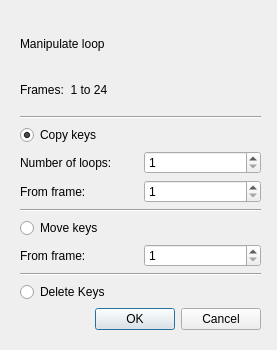
pencil2d/pencil, file core_lib/src/structure/copymultiplekeyframesdialog.ui: the form before one commit.
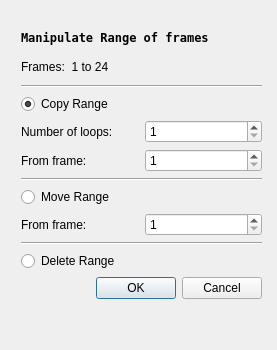
The form after the commit.

What changed in the file:
```diff
--- a/core_lib/src/structure/copymultiplekeyframesdialog.ui
+++ b/core_lib/src/structure/copymultiplekeyframesdialog.ui
@@ -16,19 +16,24 @@
   <widget class="QWidget" name="">
    <property name="geometry">
     <rect>
-     <x>20</x>
-     <y>23</y>
+     <x>21</x>
+     <y>25</y>
      <width>241</width>
-     <height>307</height>
+     <height>274</height>
     </rect>
    </property>
-   <layout class="QVBoxLayout" name="verticalLayout_2">
-    <item>
      <layout class="QVBoxLayout" name="verticalLayout">
       <item>
        <widget class="QLabel" name="labHeader">
+      <property name="font">
+       <font>
+        <family>DejaVu Sans Mono</family>
+        <weight>75</weight>
+        <bold>true</bold>
+       </font>
+      </property>
         <property name="text">
-         <string>Manipulate loop</string>
+       <string>Manipulate Range of frames</string>
         </property>
        </widget>
       </item>
@@ -39,8 +44,6 @@
         </property>
        </widget>
       </item>
-     </layout>
-    </item>
     <item>
      <widget class="Line" name="line">
       <property name="orientation">
@@ -49,39 +52,41 @@
      </widget>
     </item>
     <item>
-     <layout class="QGridLayout" name="gridLayout">
-      <item row="0" column="0">
-       <widget class="QRadioButton" name="radioButton">
+     <layout class="QVBoxLayout" name="verticalLayout_2">
+      <item>
+       <widget class="QRadioButton" name="rBtnCopy">
         <property name="text">
-         <string>Copy keys</string>
+         <string>Copy Range</string>
         </property>
         <property name="checked">
          <bool>true</bool>
         </property>
        </widget>
       </item>
-      <item row="1" column="0">
+      <item>
+       <layout class="QGridLayout" name="gridLayout">
+        <item row="0" column="0">
        <widget class="QLabel" name="labNumLoops">
         <property name="text">
          <string>Number of loops:</string>
         </property>
        </widget>
       </item>
-      <item row="1" column="1">
+        <item row="0" column="1">
        <widget class="QSpinBox" name="sBoxNumLoops">
         <property name="minimum">
          <number>1</number>
         </property>
        </widget>
       </item>
-      <item row="2" column="0">
+        <item row="1" column="0">
        <widget class="QLabel" name="labCopyFrom">
         <property name="text">
          <string>From frame:</string>
         </property>
        </widget>
       </item>
-      <item row="2" column="1">
+        <item row="1" column="1">
        <widget class="QSpinBox" name="sBoxStartFrame">
         <property name="minimum">
          <number>1</number>
@@ -93,6 +98,8 @@
       </item>
      </layout>
     </item>
+     </layout>
+    </item>
     <item>
      <widget class="Line" name="line_2">
       <property name="orientation">
@@ -101,22 +108,24 @@
      </widget>
     </item>
     <item>
+     <layout class="QVBoxLayout" name="verticalLayout_3">
+      <item>
+       <widget class="QRadioButton" name="rBtnMove">
+        <property name="text">
+         <string>Move Range</string>
+        </property>
+       </widget>
+      </item>
+      <item>
      <layout class="QGridLayout" name="gridLayout_2">
       <item row="0" column="0">
-       <widget class="QRadioButton" name="radioButton_3">
-        <property name="text">
-         <string>Move keys</string>
-        </property>
-       </widget>
-      </item>
-      <item row="1" column="0">
        <widget class="QLabel" name="labMoveFrom">
         <property name="text">
          <string>From frame:</string>
         </property>
        </widget>
       </item>
-      <item row="1" column="1">
+        <item row="0" column="1">
        <widget class="QSpinBox" name="spinBox">
         <property name="minimum">
          <number>1</number>
@@ -128,6 +137,8 @@
       </item>
      </layout>
     </item>
+     </layout>
+    </item>
     <item>
      <widget class="Line" name="line_3">
       <property name="orientation">
@@ -136,14 +147,14 @@
      </widget>
     </item>
     <item>
-     <widget class="QRadioButton" name="radioButton_2">
+     <widget class="QRadioButton" name="rBtnDelete">
       <property name="text">
-       <string>Delete Keys</string>
+       <string>Delete Range</string>
       </property>
      </widget>
     </item>
     <item>
-     <widget class="QDialogButtonBox" name="buttonBox">
+     <widget class="QDialogButtonBox" name="btnBoxOkCancel">
       <property name="orientation">
        <enum>Qt::Horizontal</enum>
       </property>
```
Left out of the diff: 6 changed lines with no effect on the pictures. Lines whose indentation alone changed are shown as unchanged.
